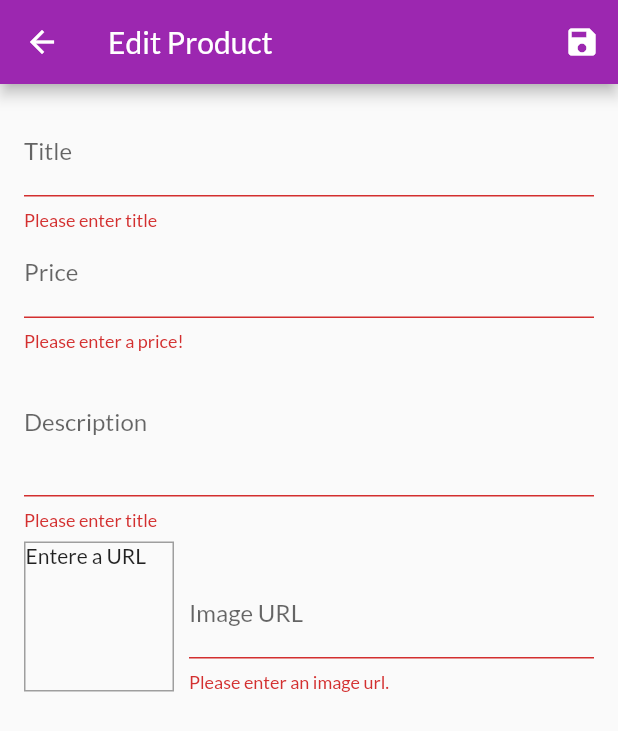
After one commit to turinaf/flutter-dart, a Flutter app: the EditProductScreen screen opened by its route, after a tap on the "save" icon, on a phone screen of 412 x 824 dp. The commit adds this screen. Shown: the top 731 px of the screen. Run offline on Flutter 3.47's test engine with Material 2 defaults, Android fonts, the phone set to English and light mode, and no system bars; network calls fail.

Commit message:
Adding product & Input validation

```diff
--- a/shop_app/lib/main.dart
+++ b/shop_app/lib/main.dart
@@ -9,6 +9,7 @@ import './screens/cart_screen.dart';
 import './providers/orders.dart';
 import './screens/orders_screen.dart';
 import './screens/user_products_screen.dart';
+import './screens/edit_products_screen.dart';
 
 void main() {
   runApp(MyApp());
@@ -46,6 +47,7 @@ class MyApp extends StatelessWidget {
           CartScreen.routeName: (ctx) => CartScreen(),
           OrdersScreen.routeName: (ctx) => OrdersScreen(),
           UsersProductsScreen.routeName: (ctx) => UsersProductsScreen(),
+          EditProductScreen.routeName: (ctx) => EditProductScreen(),
         },
       ),
     );
--- /dev/null
+++ b/shop_app/lib/screens/edit_products_screen.dart
@@ -0,0 +1,198 @@
+import 'package:flutter/material.dart';
+import '../providers/product.dart';
+
+class EditProductScreen extends StatefulWidget {
+  static const routeName = '/edit-product';
+  const EditProductScreen({Key? key}) : super(key: key);
+
+  @override
+  _EditProductScreenState createState() => _EditProductScreenState();
+}
+
+class _EditProductScreenState extends State<EditProductScreen> {
+  // -- No need to add focus node now, it works without adding focusnode.
+  final _priceFocusNode = FocusNode();
+  final _imageUrlController = TextEditingController();
+
+  final _form = GlobalKey<FormState>();
+  var _editedProduct = Product(
+    id: '',
+    title: '',
+    description: '',
+    price: 0,
+    imageUrl: '',
+  );
+
+  @override
+  void initState() {
+    super.initState();
+  }
+
+  // --- Dispose focusNode after use to release memory allocation
+  @override
+  void dispose() {
+    _priceFocusNode.dispose();
+    _imageUrlController.dispose();
+    super.dispose();
+  }
+
+  void _saveForm() {
+    final isValid = _form.currentState!.validate();
+    if (!isValid) {
+      return;
+    }
+    _form.currentState!.save();
+    // print(_editedProduct.title);
+  }
+
+  @override
+  Widget build(BuildContext context) {
+    return Scaffold(
+      appBar: AppBar(
+        title: Text('Edit Product'),
+        actions: [IconButton(onPressed: _saveForm, icon: Icon(Icons.save))],
+      ),
+      body: Padding(
+        padding: const EdgeInsets.all(16.0),
+        child: Form(
+          key: _form,
+          child: ListView(
+            children: [
+              TextFormField(
+                decoration: InputDecoration(labelText: 'Title'),
+                textInputAction: TextInputAction.next,
+                onFieldSubmitted: (_) {
+                  FocusScope.of(context).requestFocus(_priceFocusNode);
+                },
+                validator: (value) {
+                  if (value!.isEmpty) {
+                    return 'Please enter title';
+                  }
+                  return null;
+                },
+                onSaved: (value) {
+                  _editedProduct = Product(
+                    title: value!,
+                    price: _editedProduct.price,
+                    id: _editedProduct.id,
+                    description: _editedProduct.description,
+                    imageUrl: _editedProduct.imageUrl,
+                  );
+                },
+              ),
+              TextFormField(
+                decoration: InputDecoration(labelText: 'Price'),
+                textInputAction: TextInputAction.next,
+                keyboardType: TextInputType.number,
+                focusNode: _priceFocusNode,
+                validator: (value) {
+                  if (value!.isEmpty) {
+                    return 'Please enter a price!';
+                  }
+                  if (double.tryParse(value) == null) {
+                    return 'Please enter a valid number';
+                  }
+                  if (double.parse(value) <= 0) {
+                    return 'Please enter a number greater than zero!';
+                  }
+                  return null;
+                },
+                onSaved: (value) {
+                  _editedProduct = Product(
+                    title: _editedProduct.title,
+                    price: double.parse(value!),
+                    id: _editedProduct.id,
+                    description: _editedProduct.description,
+                    imageUrl: _editedProduct.imageUrl,
+                  );
+                },
+              ),
+              TextFormField(
+                decoration: InputDecoration(labelText: 'Description'),
+                maxLines: 3,
+                keyboardType: TextInputType.multiline,
+                validator: (value) {
+                  if (value!.isEmpty) {
+                    return 'Please enter title';
+                  }
+                  if (value.length < 10) {
+                    return 'Please enter description greater than 10 character long';
+                  }
+                  return null;
+                },
+                onSaved: (value) {
+                  _editedProduct = Product(
+                    title: _editedProduct.title,
+                    price: _editedProduct.price,
+                    id: _editedProduct.id,
+                    description: value!,
+                    imageUrl: _editedProduct.imageUrl,
+                  );
+                },
+              ),
+              Row(
+                crossAxisAlignment: CrossAxisAlignment.end,
+                children: [
+                  Container(
+                    width: 100,
+                    height: 100,
+                    margin: EdgeInsets.only(top: 8, right: 10),
+                    decoration: BoxDecoration(
+                      border: Border.all(width: 1, color: Colors.grey),
+                    ),
+                    child: _imageUrlController.text.isEmpty
+                        ? Text('Entere a URL')
+                        : FittedBox(
+                            child: Image.network(
+                              _imageUrlController.text,
+                              fit: BoxFit.cover,
+                            ),
+                          ),
+                  ),
+                  Expanded(
+                    child: TextFormField(
+                      decoration: InputDecoration(labelText: 'Image URL'),
+                      keyboardType: TextInputType.url,
+                      textInputAction: TextInputAction.done,
+                      controller: _imageUrlController,
+                      onEditingComplete: () {
+                        setState(() {});
+                      },
+                      onFieldSubmitted: (_) {
+                        _saveForm();
+                      },
+                      validator: (value) {
+                        if (value!.isEmpty) {
+                          return 'Please enter an image url.';
+                        }
+                        if (!value.startsWith('http') &&
+                            !value.startsWith('https')) {
+                          return 'Please enter a valid URL';
+                        }
+                        if (!value.endsWith('.png') &&
+                            !value.endsWith('.jpg') &&
+                            !value.endsWith('.jpeg')) {
+                          return "Please enter a valid image url";
+                        }
+                        return null;
+                      },
+                      onSaved: (value) {
+                        _editedProduct = Product(
+                          title: _editedProduct.title,
+                          price: _editedProduct.price,
+                          id: _editedProduct.id,
+                          description: _editedProduct.description,
+                          imageUrl: value!,
+                        );
+                      },
+                    ),
+                  )
+                ],
+              ),
+            ],
+          ),
+        ),
+      ),
+    );
+  }
+}
--- a/shop_app/lib/screens/user_products_screen.dart
+++ b/shop_app/lib/screens/user_products_screen.dart
@@ -4,6 +4,7 @@ import '../widgets/app_drawer.dart';
 
 import '../providers/products.dart';
 import '../widgets/user_product_item.dart';
+import './edit_products_screen.dart';
 
 class UsersProductsScreen extends StatelessWidget {
   static const routeName = '/user-products';
@@ -16,7 +17,13 @@ class UsersProductsScreen extends StatelessWidget {
       drawer: AppDrawer(),
       appBar: AppBar(
         title: const Text('Your products'),
-        actions: [IconButton(onPressed: () {}, icon: Icon(Icons.add))],
+        actions: [
+          IconButton(
+              onPressed: () {
+                Navigator.of(context).pushNamed(EditProductScreen.routeName);
+              },
+              icon: Icon(Icons.add))
+        ],
       ),
       body: Padding(
         padding: const EdgeInsets.all(8),
--- a/shop_app/lib/widgets/app_drawer.dart
+++ b/shop_app/lib/widgets/app_drawer.dart
@@ -16,7 +16,7 @@ class AppDrawer extends StatelessWidget {
       child: Column(
         children: [
           AppBar(
-            title: Text("Hello Friend"),
+            title: Text("My Shop"),
             automaticallyImplyLeading: false, // back button won't be added
           ),
           Divider(),
```
